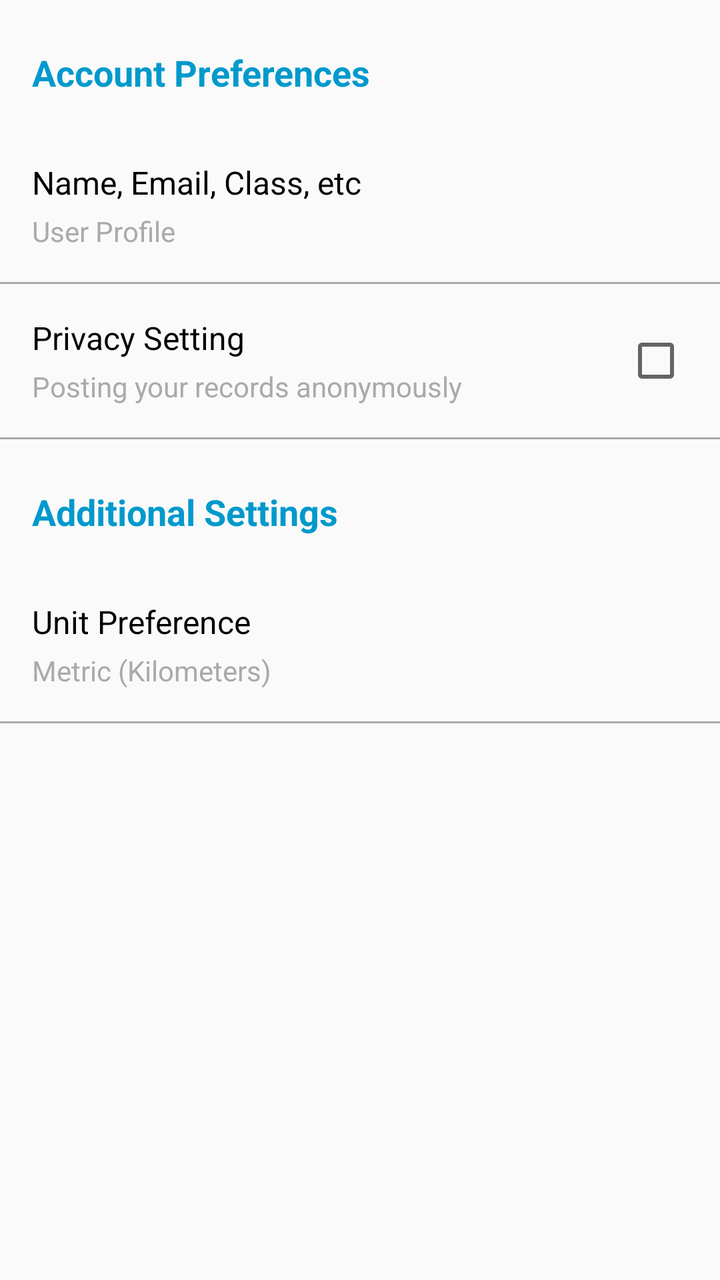
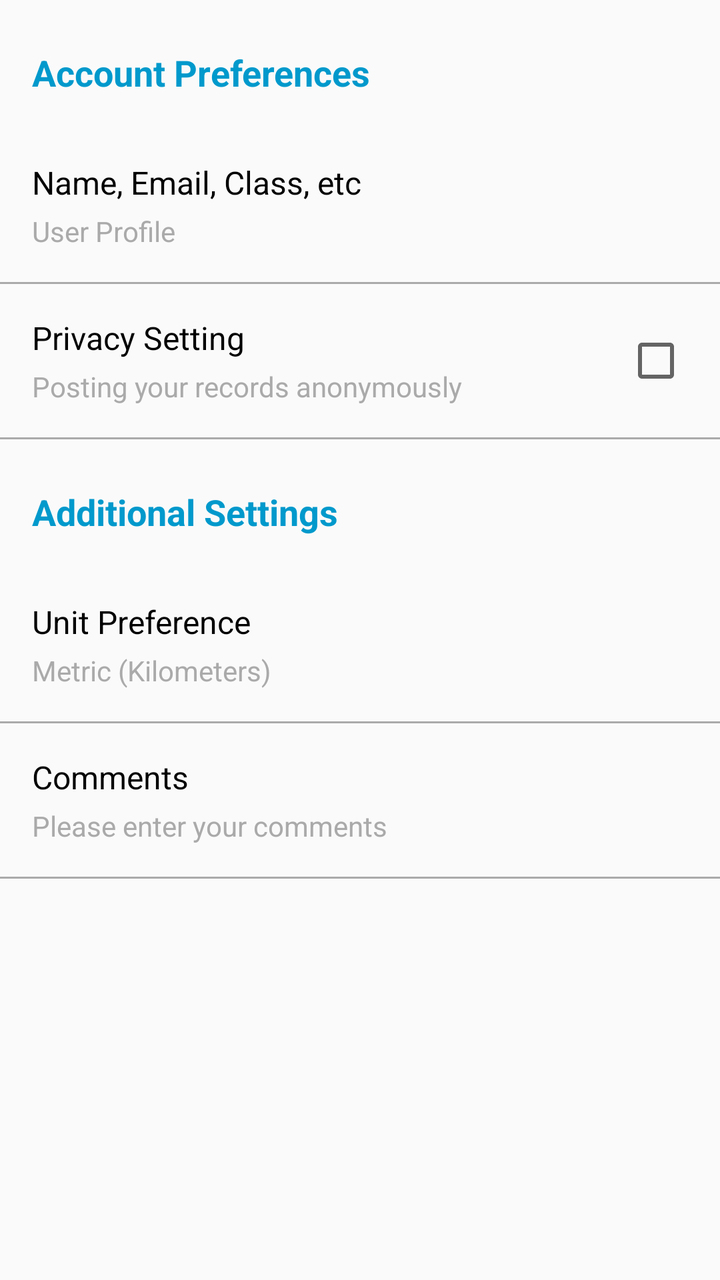

Screens rendered from an Android XML layout before and after an edit, with the pre-edit source and the edit as a unified diff.
<!-- AndroidManifest.xml: application theme Theme.Kunlong_He_MyRuns2 -->
<!-- res/layout/fragment_settings.xml -->
<?xml version="1.0" encoding="utf-8"?>
<ScrollView xmlns:android="http://schemas.android.com/apk/res/android"
    android:layout_width="match_parent"
    android:layout_height="match_parent">

    <LinearLayout
        android:layout_width="match_parent"
        android:layout_height="wrap_content"
        android:orientation="vertical">

        <TextView
            android:layout_width="match_parent"
            android:layout_height="wrap_content"
            android:text="Account Preferences"
            android:textSize="18sp"
            android:textColor="@android:color/holo_blue_dark"
            android:textStyle="bold"
            android:paddingTop="24dp"
            android:paddingBottom="16dp"
            android:paddingStart="16dp"
            android:paddingEnd="16dp" />

        <LinearLayout
            android:id="@+id/userProfileLayout"
            android:layout_width="match_parent"
            android:layout_height="wrap_content"
            android:orientation="vertical"
            android:padding="16dp"
            android:background="?android:attr/selectableItemBackground"
            android:clickable="true"
            android:focusable="true">

            <TextView
                android:layout_width="wrap_content"
                android:layout_height="wrap_content"
                android:text="Name, Email, Class, etc"
                android:textSize="16sp"
                android:textColor="@android:color/black"
                android:paddingBottom="4dp" />

            <TextView
                android:layout_width="wrap_content"
                android:layout_height="wrap_content"
                android:text="User Profile"
                android:textSize="14sp"
                android:textColor="@android:color/darker_gray" />

        </LinearLayout>

        <View
            android:layout_width="match_parent"
            android:layout_height="1dp"
            android:background="@android:color/darker_gray" />

        <LinearLayout
            android:id="@+id/privacySettingLayout"
            android:layout_width="match_parent"
            android:layout_height="wrap_content"
            android:orientation="horizontal"
            android:padding="16dp"
            android:background="?android:attr/selectableItemBackground"
            android:clickable="true"
            android:focusable="true">

            <LinearLayout
                android:layout_width="0dp"
                android:layout_height="wrap_content"
                android:layout_weight="1"
                android:orientation="vertical">

                <TextView
                    android:layout_width="wrap_content"
                    android:layout_height="wrap_content"
                    android:text="Privacy Setting"
                    android:textSize="16sp"
                    android:textColor="@android:color/black"
                    android:paddingBottom="4dp" />

                <TextView
                    android:layout_width="wrap_content"
                    android:layout_height="wrap_content"
                    android:text="Posting your records anonymously"
                    android:textSize="14sp"
                    android:textColor="@android:color/darker_gray" />

            </LinearLayout>

            <CheckBox
                android:id="@+id/privacyCheckBox"
                android:layout_width="wrap_content"
                android:layout_height="wrap_content"
                android:layout_gravity="center_vertical"
                android:clickable="false"
                android:focusable="false" />

        </LinearLayout>

        <View
            android:layout_width="match_parent"
            android:layout_height="1dp"
            android:background="@android:color/darker_gray" />

        <TextView
            android:layout_width="match_parent"
            android:layout_height="wrap_content"
            android:text="Additional Settings"
            android:textSize="18sp"
            android:textColor="@android:color/holo_blue_dark"
            android:textStyle="bold"
            android:paddingTop="24dp"
            android:paddingBottom="16dp"
            android:paddingStart="16dp"
            android:paddingEnd="16dp" />

        <LinearLayout
            android:id="@+id/unitPreferenceLayout"
            android:layout_width="match_parent"
            android:layout_height="wrap_content"
            android:orientation="vertical"
            android:padding="16dp"
            android:background="?android:attr/selectableItemBackground"
            android:clickable="true"
            android:focusable="true">

            <TextView
                android:layout_width="wrap_content"
                android:layout_height="wrap_content"
                android:text="Unit Preference"
                android:textSize="16sp"
                android:textColor="@android:color/black"
                android:paddingBottom="4dp" />

            <TextView
                android:id="@+id/unitDescriptionTextView"
                android:layout_width="wrap_content"
                android:layout_height="wrap_content"
                android:text="Metric (Kilometers)"
                android:textSize="14sp"
                android:textColor="@android:color/darker_gray" />

        </LinearLayout>

        <View
            android:layout_width="match_parent"
            android:layout_height="1dp"
            android:background="@android:color/darker_gray" />

    </LinearLayout>

</ScrollView>
<!-- resources referenced by this layout -->
<resources>
  <style name="Theme.Kunlong_He_MyRuns2" parent="Theme.AppCompat.Light.DarkActionBar">
          <item name="colorPrimary">@color/gray_500</item>
          <item name="colorPrimaryDark">@color/gray_700</item>
          <item name="colorAccent">@color/teal_200</item>
      </style>
  <color name="gray_500">#FF607D8B</color>
  <color name="gray_700">#FF455A64</color>
  <color name="teal_200">#FF03DAC5</color>
</resources>

<!-- the commit's change to res/layout/fragment_settings.xml (unified diff, before → after) -->
@@ -145,6 +145,39 @@
             android:layout_height="1dp"
             android:background="@android:color/darker_gray" />
 
+        <LinearLayout
+            android:id="@+id/commentsLayout"
+            android:layout_width="match_parent"
+            android:layout_height="wrap_content"
+            android:orientation="vertical"
+            android:padding="16dp"
+            android:background="?android:attr/selectableItemBackground"
+            android:clickable="true"
+            android:focusable="true">
+
+            <TextView
+                android:layout_width="wrap_content"
+                android:layout_height="wrap_content"
+                android:text="Comments"
+                android:textSize="16sp"
+                android:textColor="@android:color/black"
+                android:paddingBottom="4dp" />
+
+            <TextView
+                android:id="@+id/commentsDescriptionTextView"
+                android:layout_width="wrap_content"
+                android:layout_height="wrap_content"
+                android:text="Please enter your comments"
+                android:textSize="14sp"
+                android:textColor="@android:color/darker_gray" />
+
+        </LinearLayout>
+
+        <View
+            android:layout_width="match_parent"
+            android:layout_height="1dp"
+            android:background="@android:color/darker_gray" />
+
     </LinearLayout>
 
 </ScrollView>
